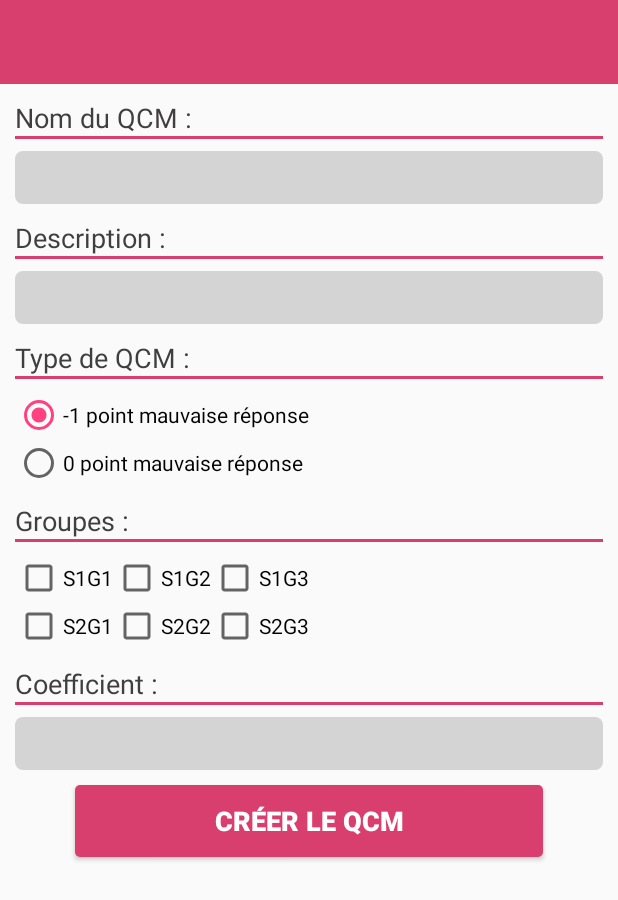
After one commit to Balthov60/QCM-Methodologie-Production, an Android app: the layout activity_mcq_edition.xml on its own in the app's theme, with its tools: preview values and no code run, on a phone screen of 412 x 824 dp. The commit adds this screen. Shown: the top 900 px of the screen. Run offline under Robolectric (Android 15) with nearby library versions, the phone set to English and light mode, and no system bars.

Commit message:
Final graphic imp of QCM Edition

```diff
--- a/QCMIUTLyon1/app/src/main/java/fr/iutmindfuck/qcmiutlyon1/AuthActivity.java
+++ b/QCMIUTLyon1/app/src/main/java/fr/iutmindfuck/qcmiutlyon1/AuthActivity.java
@@ -28,7 +28,7 @@ public class AuthActivity extends AppCompatActivity {
     protected void onCreate(Bundle savedInstanceState) {
         super.onCreate(savedInstanceState);
         this.requestWindowFeature(Window.FEATURE_NO_TITLE);
-        setContentView(R.layout.activity_qcm_edition);
+        setContentView(R.layout.activity_auth);
 
         userSQLHandler = new UserSQLHandler(new SQLServices(this));
     }
--- /dev/null
+++ b/QCMIUTLyon1/app/src/main/java/fr/iutmindfuck/qcmiutlyon1/MCQEditionActivity.java
@@ -0,0 +1,27 @@
+package fr.iutmindfuck.qcmiutlyon1;
+
+import android.os.Bundle;
+import android.support.v7.app.AppCompatActivity;
+import android.support.v7.widget.Toolbar;
+import android.view.Menu;
+import android.view.Window;
+
+
+public class MCQEditionActivity extends AppCompatActivity {
+
+    @Override
+    protected void onCreate(Bundle savedInstanceState) {
+        super.onCreate(savedInstanceState);
+        this.requestWindowFeature(Window.FEATURE_NO_TITLE);
+        setContentView(R.layout.activity_mcq_edition);
+
+        Toolbar myToolbar = (Toolbar) findViewById(R.id.mcq_edition_toolbar);
+        setSupportActionBar(myToolbar);
+    }
+
+    @Override
+    public boolean onCreateOptionsMenu(Menu menu) {
+        getMenuInflater().inflate(R.menu.basic_menu, menu);
+        return true;
+    }
+}
--- a/QCMIUTLyon1/app/src/main/java/fr/iutmindfuck/qcmiutlyon1/data/MCQ.java
+++ b/QCMIUTLyon1/app/src/main/java/fr/iutmindfuck/qcmiutlyon1/data/MCQ.java
@@ -5,14 +5,14 @@ public class MCQ {
     private int id;
     private String name;
     private String description;
-    private String type;
+    private boolean isPointNegative;
     private float coefficient;
 
-    public MCQ(int id, String name, String description, String type, float coefficient) {
+    public MCQ(int id, String name, String description, boolean isPointNegative, float coefficient) {
         this.id = id;
         this.name = name;
         this.description = description;
-        this.type = type;
+        this.isPointNegative = isPointNegative;
         this.coefficient = coefficient;
     }
 
@@ -25,8 +25,8 @@ public class MCQ {
     public String getDescription() {
         return description;
     }
-    public String getType() {
-        return type;
+    public boolean getPointNegative() {
+        return isPointNegative;
     }
     public float getCoefficient() {
         return coefficient;
--- a/QCMIUTLyon1/app/src/main/java/fr/iutmindfuck/qcmiutlyon1/handlers/MCQSQLHandler.java
+++ b/QCMIUTLyon1/app/src/main/java/fr/iutmindfuck/qcmiutlyon1/handlers/MCQSQLHandler.java
@@ -14,7 +14,7 @@ public class MCQSQLHandler {
     private static final String MCQ_ID = "idMCQ";
     private static final String MCQ_NAME = "name";
     private static final String MCQ_DESCRIPTION = "description";
-    private static final String MCQ_TYPE = "type";
+    private static final String MCQ_TYPE = "isNegative";
     private static final String MCQ_COEFFICIENT = "coefficient";
 
     private SQLServices sqlServices;
@@ -28,7 +28,7 @@ public class MCQSQLHandler {
                 MCQ_ID + " INTEGER PRIMARY KEY, " +
                 MCQ_NAME + " varchar(128), " +
                 MCQ_DESCRIPTION + " varchar(256), " +
-                MCQ_TYPE + " varchar(7), " +
+                MCQ_TYPE + " bool, " +
                 MCQ_COEFFICIENT + " float)";
     }
     public static String getSQLForTableSuppression() {
@@ -48,7 +48,7 @@ public class MCQSQLHandler {
             mcqs.add(new MCQ(cursor.getInt(cursor.getColumnIndex(MCQ_ID)),
                              cursor.getString(cursor.getColumnIndex(MCQ_NAME)),
                              cursor.getString(cursor.getColumnIndex(MCQ_DESCRIPTION)),
-                             cursor.getString(cursor.getColumnIndex(MCQ_TYPE)),
+                            (cursor.getInt(cursor.getColumnIndex(MCQ_TYPE)) == 1),
                              cursor.getFloat(cursor.getColumnIndex(MCQ_COEFFICIENT))));
         }
         while(cursor.moveToNext());
@@ -67,7 +67,7 @@ public class MCQSQLHandler {
         MCQ mcq = new MCQ(cursor.getInt(cursor.getColumnIndex(MCQ_ID)),
                           cursor.getString(cursor.getColumnIndex(MCQ_NAME)),
                           cursor.getString(cursor.getColumnIndex(MCQ_DESCRIPTION)),
-                          cursor.getString(cursor.getColumnIndex(MCQ_TYPE)),
+                         (cursor.getInt(cursor.getColumnIndex(MCQ_TYPE)) == 1),
                           cursor.getFloat(cursor.getColumnIndex(MCQ_COEFFICIENT)));
 
         cursor.close();
@@ -86,7 +86,7 @@ public class MCQSQLHandler {
 
         contentValues.put(MCQ_NAME, mcq.getName());
         contentValues.put(MCQ_DESCRIPTION, mcq.getDescription());
-        contentValues.put(MCQ_TYPE, mcq.getType());
+        contentValues.put(MCQ_TYPE, mcq.getPointNegative());
         contentValues.put(MCQ_COEFFICIENT, mcq.getCoefficient());
 
         sqlServices.createOrReplaceData(MCQ_TABLE, contentValues);
--- /dev/null
+++ b/QCMIUTLyon1/app/src/main/res/drawable/form_edit_text_shape.xml
@@ -0,0 +1,11 @@
+<?xml version="1.0" encoding="utf-8"?>
+<selector xmlns:android="http://schemas.android.com/apk/res/android">
+
+    <item>
+        <shape android:shape="rectangle">
+            <corners android:radius="5dip"/>
+            <solid android:color="@color/colorEditTextBackground"/>
+        </shape>
+    </item>
+
+</selector>
--- a/QCMIUTLyon1/app/src/main/res/layout/activity_auth.xml
+++ b/QCMIUTLyon1/app/src/main/res/layout/activity_auth.xml
@@ -25,7 +25,7 @@
         android:src="@drawable/iut_official_brand"
         android:contentDescription="@string/contentDescriptionOnIutBrand" />
 
-    <EditText style="@style/wideView"
+    <EditText style="@style/WideView"
         android:id="@+id/auth_username"
 
         android:layout_below="@id/iut_official_brand"
@@ -36,7 +36,7 @@
         android:hint="@string/auth_username_hint"
         android:inputType="text" />
 
-    <TextView style="@style/wideView"
+    <TextView style="@style/WideView"
         android:id="@+id/auth_error"
 
         android:layout_below="@id/auth_username"
@@ -44,7 +44,7 @@
         android:textColor="@color/errorRedColor"
         android:textSize="@dimen/auth_error_text_size" />
 
-    <EditText style="@style/wideView"
+    <EditText style="@style/WideView"
         android:id="@+id/auth_password"
 
         android:layout_below="@id/auth_error"
@@ -55,23 +55,13 @@
         android:hint="@string/auth_password_hint"
         android:inputType="textPassword" />
 
-    <Button
+    <Button style="@style/BasicButton"
         android:id="@+id/auth_login_button"
-        android:layout_width="wrap_content"
-        android:layout_height="wrap_content"
 
         android:layout_below="@id/auth_password"
         android:layout_marginTop="@dimen/auth_button_margin_top"
 
-        android:layout_alignParentEnd="true"
-        android:layout_alignParentStart="true"
-        android:layout_marginLeft="@dimen/auth_button_margin"
-        android:layout_marginRight="@dimen/auth_button_margin"
-
-        android:background="@drawable/auth_button_shape"
         android:text="@string/auth_login_button"
-        android:textColor="@color/colorWhite"
-
         android:onClick="onClickLoginButton"/>
 
 </RelativeLayout>
--- /dev/null
+++ b/QCMIUTLyon1/app/src/main/res/layout/activity_mcq_edition.xml
@@ -0,0 +1,142 @@
+<?xml version="1.0" encoding="utf-8"?>
+<RelativeLayout xmlns:android="http://schemas.android.com/apk/res/android"
+    android:layout_width="match_parent"
+    android:layout_height="match_parent"
+
+    xmlns:tools="http://schemas.android.com/tools"
+    xmlns:app="http://schemas.android.com/apk/res-auto"
+    tools:context="fr.iutmindfuck.qcmiutlyon1.MCQEditionActivity"
+    tools:showIn="@layout/activity_mcq_edition">
+
+    <android.support.v7.widget.Toolbar
+        android:id="@+id/mcq_edition_toolbar"
+        android:layout_width="match_parent"
+        android:layout_height="?attr/actionBarSize"
+        android:background="?attr/colorPrimary"
+        android:theme="@style/ThemeOverlay.AppCompat.ActionBar"
+        app:popupTheme="@style/ThemeOverlay.AppCompat.Light"/>
+
+    <!-- Title Section -->
+
+    <TextView style="@style/WideFormView"
+        android:id="@+id/mcq_edition_title"
+        android:layout_below="@+id/mcq_edition_toolbar"
+
+        android:labelFor="@+id/mcq_edition_title_input"
+        android:text="@string/mcq_edition_title"/>
+
+    <ImageView style="@style/separator"
+        android:layout_below="@+id/mcq_edition_title"
+        android:contentDescription="@string/separator" />
+
+    <EditText style="@style/WideEditView"
+        android:id="@+id/mcq_edition_title_input"
+        android:layout_below="@id/mcq_edition_title"
+
+        android:maxLength="128"
+        android:inputType="text" />
+
+    <!-- Description Section -->
+
+    <TextView style="@style/WideFormView"
+        android:id="@+id/mcq_edition_description"
+        android:layout_below="@+id/mcq_edition_title_input"
+
+        android:labelFor="@+id/mcq_edition_description_input"
+        android:text="@string/mcq_edition_description"/>
+
+    <ImageView style="@style/separator"
+        android:layout_below="@+id/mcq_edition_description"
+        android:contentDescription="@string/separator"
+        />
+
+    <EditText style="@style/WideEditView"
+        android:id="@+id/mcq_edition_description_input"
+        android:layout_below="@id/mcq_edition_description"
+
+        android:maxLength="256"
+        android:maxLines="6"
+        android:inputType="textMultiLine" />
+
+    <!-- Type Section -->
+
+    <TextView style="@style/WideFormView"
+        android:id="@+id/mcq_edition_type"
+        android:layout_below="@+id/mcq_edition_description_input"
+
+        android:labelFor="@+id/mcq_edition_type_selector"
+        android:text="@string/mcq_edition_type"/>
+
+    <ImageView style="@style/separator"
+        android:layout_below="@+id/mcq_edition_type"
+        android:contentDescription="@string/separator"
+        />
+
+    <RadioGroup style="@style/WideFormView"
+        android:id="@+id/mcq_edition_type_selector"
+        android:layout_below="@+id/mcq_edition_type"
+        android:checkedButton="@+id/mcq_edition_type_selector_negative">
+
+        <RadioButton
+            android:id="@+id/mcq_edition_type_selector_negative"
+            android:layout_width="wrap_content"
+            android:layout_height="wrap_content"
+
+            android:text="@string/mcq_edition_type_negative"/>
+
+        <RadioButton
+            android:id="@+id/mcq_edition_type_selector_classic"
+            android:layout_width="wrap_content"
+            android:layout_height="wrap_content"
+
+            android:text="@string/mcq_edition_type_classic"/>
+    </RadioGroup>
+
+    <!-- Group Section -->
+
+    <TextView style="@style/WideFormView"
+        android:id="@+id/mcq_edition_group"
+        android:layout_below="@+id/mcq_edition_type_selector"
+
+        android:labelFor="@id/mcq_edition_group_selector"
+        android:text="@string/mcq_edition_group"/>
+
+    <ImageView style="@style/separator"
+        android:layout_below="@+id/mcq_edition_group"
+        android:contentDescription="@string/separator"
+        />
+
+    <include layout="@layout/group_checkbox_section" style="@style/WideFormView"
+        android:id="@+id/mcq_edition_group_selector"
+        android:layout_width="match_parent"
+        android:layout_height="wrap_content"
+        android:layout_below="@id/mcq_edition_group"/>
+
+    <!-- Coefficient section -->
+
+    <TextView style="@style/WideFormView"
+        android:id="@+id/mcq_edition_coefficient"
+        android:layout_below="@+id/mcq_edition_group_selector"
+
+        android:labelFor="@+id/mcq_edition_coefficient_input"
+        android:text="@string/mcq_edition_coefficient"/>
+
+    <ImageView style="@style/separator"
+        android:layout_below="@+id/mcq_edition_coefficient"
+        android:contentDescription="@string/separator" />
+
+    <EditText style="@style/WideEditView"
+        android:id="@+id/mcq_edition_coefficient_input"
+        android:layout_below="@id/mcq_edition_coefficient"
+
+        android:inputType="numberDecimal" />
+
+    <Button style="@style/BasicButton"
+        android:id="@+id/mcq_edition_submit"
+
+        android:layout_marginTop="10dp"
+        android:layout_below="@+id/mcq_edition_coefficient_input"
+
+        android:text="@string/mcq_edition_submit"/>
+
+</RelativeLayout>
--- /dev/null
+++ b/QCMIUTLyon1/app/src/main/res/layout/group_checkbox_section.xml
@@ -0,0 +1,47 @@
+<?xml version="1.0" encoding="utf-8"?>
+<LinearLayout xmlns:android="http://schemas.android.com/apk/res/android"
+    android:layout_width="wrap_content"
+    android:layout_height="wrap_content"
+    android:orientation="vertical">
+
+    <LinearLayout
+        android:layout_width="wrap_content"
+        android:layout_height="wrap_content"
+        android:orientation="horizontal">
+
+        <CheckBox
+            android:layout_width="wrap_content"
+            android:layout_height="wrap_content"
+
+            android:text="@string/group1_1"/>
+        <CheckBox
+            android:layout_width="wrap_content"
+            android:layout_height="wrap_content"
+            android:text="@string/group1_2"/>
+        <CheckBox
+            android:layout_width="wrap_content"
+            android:layout_height="wrap_content"
+            android:text="@string/group1_3"/>
+    </LinearLayout>
+
+    <LinearLayout
+        android:layout_width="wrap_content"
+        android:layout_height="wrap_content"
+        android:orientation="horizontal">
+
+        <CheckBox
+            android:layout_width="wrap_content"
+            android:layout_height="wrap_content"
+
+            android:text="@string/group2_1"/>
+        <CheckBox
+            android:layout_width="wrap_content"
+            android:layout_height="wrap_content"
+            android:text="@string/group2_2"/>
+        <CheckBox
+            android:layout_width="wrap_content"
+            android:layout_height="wrap_content"
+            android:text="@string/group2_3"/>
+    </LinearLayout>
+
+</LinearLayout>
--- /dev/null
+++ b/QCMIUTLyon1/app/src/main/res/menu/basic_menu.xml
@@ -0,0 +1,4 @@
+<?xml version="1.0" encoding="utf-8"?>
+<menu xmlns:android="http://schemas.android.com/apk/res/android">
+
+</menu>
--- a/QCMIUTLyon1/app/src/main/res/values/dimens.xml
+++ b/QCMIUTLyon1/app/src/main/res/values/dimens.xml
@@ -3,6 +3,7 @@
 
     <!-- Style linked dimens -->
     <dimen name="wide_view_margin_horizontal">10dp</dimen>
+    <dimen name="basic_button_margin">50dp</dimen>
 
     <!-- Auth linked dimens -->
     <dimen name="auth_iut_brand_margin_top">20dp</dimen>
@@ -13,8 +14,10 @@
 
     <dimen name="auth_password_margin_top">15dp</dimen>
 
-    <dimen name="auth_button_margin">50dp</dimen>
     <dimen name="auth_button_margin_top">45dp</dimen>
+
+    <!-- Form linked dimens -->
+    <dimen name="form_top_margin">10dp</dimen>
 
 
 </resources>
--- a/QCMIUTLyon1/app/src/main/res/values/strings.xml
+++ b/QCMIUTLyon1/app/src/main/res/values/strings.xml
@@ -1,5 +1,8 @@
 <resources>
     <string name="app_name">QCM IUT Lyon1</string>
+
+    <!-- Global view string -->
+    <string name="separator">graphic separator</string>
 
     <!-- Strings related to login -->
     <string name="auth_username_hint">Username</string>
@@ -12,4 +15,22 @@
 
     <string name="set_prof">prof</string>
     <string name="set_user">user</string>
+
+    <!-- Strings related to qcm edition -->
+    <string name="mcq_edition_title">Nom du QCM :</string>
+    <string name="mcq_edition_description">Description :</string>
+    <string name="mcq_edition_type">Type de QCM :</string>
+    <string name="mcq_edition_type_negative">-1 point mauvaise réponse</string>
+    <string name="mcq_edition_type_classic">0 point mauvaise réponse</string>
+    <string name="mcq_edition_group">Groupes :</string>
+    <string name="mcq_edition_coefficient">Coefficient :</string>
+    <string name="mcq_edition_submit">Créer le QCM</string>
+
+    <!-- Strings related to group -->
+    <string name="group1_1">S1G1</string>
+    <string name="group1_2">S1G2</string>
+    <string name="group1_3">S1G3</string>
+    <string name="group2_1">S2G1</string>
+    <string name="group2_2">S2G2</string>
+    <string name="group2_3">S2G3</string>
 </resources>
--- a/QCMIUTLyon1/app/src/main/res/values/styles.xml
+++ b/QCMIUTLyon1/app/src/main/res/values/styles.xml
@@ -7,8 +7,24 @@
         <item name="colorAccent">@color/lightPinkIUT</item>
     </style>
 
+    <!-- Basic Button -->
+    <style name="BasicButton">
+        <item name="android:layout_width">wrap_content</item>
+        <item name="android:layout_height">wrap_content</item>
+
+        <item name="android:layout_alignParentEnd">true</item>
+        <item name="android:layout_alignParentStart">true</item>
+        <item name="android:layout_marginLeft">@dimen/basic_button_margin</item>
+        <item name="android:layout_marginRight">@dimen/basic_button_margin</item>
+
+        <item name="android:background">@drawable/auth_button_shape</item>
+        <item name="android:textColor">@color/colorWhite</item>
+        <item name="android:textSize">18sp</item>
+        <item name="android:textStyle">bold</item>
+    </style>
+
     <!-- Base wide view theme. -->
-    <style name="wideView">
+    <style name="WideView">
         <item name="android:layout_width">wrap_content</item>
         <item name="android:layout_height">wrap_content</item>
 
@@ -17,5 +33,35 @@
         <item name="android:layout_marginLeft">@dimen/wide_view_margin_horizontal</item>
         <item name="android:layout_marginRight">@dimen/wide_view_margin_horizontal</item>
     </style>
+    <style name="WideFormView" parent="WideView">
+        <item name="android:layout_marginTop">@dimen/form_top_margin</item>
+        <item name="android:textAppearance">@style/BasicText</item>
+    </style>
+    <style name="WideEditView" parent="WideFormView">
+        <item name="android:padding">5dp</item>
+        <item name="android:layout_marginTop">@dimen/form_top_margin</item>
+
+        <item name="android:background">@drawable/form_edit_text_shape</item>
+    </style>
+
+    <!-- Graphic styles -->
+    <style name="separator">
+        <item name="android:layout_width">wrap_content</item>
+        <item name="android:layout_height">2dp</item>
+        <item name="android:background">@color/pinkIUT</item>
+
+        <item name="android:layout_alignParentEnd">true</item>
+        <item name="android:layout_alignParentStart">true</item>
+        <item name="android:layout_marginLeft">@dimen/wide_view_margin_horizontal</item>
+        <item name="android:layout_marginRight">@dimen/wide_view_margin_horizontal</item>
+    </style>
+
+    <!-- Text Styles -->
+    <style name="BasicText">
+        <item name="android:textSize">18sp</item>
+        <item name="android:textColor">@color/greyIUT</item>
+        <item name="android:fontFamily">sans-serif</item>
+        <item name="android:textStyle">normal</item>
+    </style>
 
 </resources>
```
Also changed, not shown: QCMIUTLyon1/app/src/main/AndroidManifest.xml (+7 -1 lines), 1 other file.
